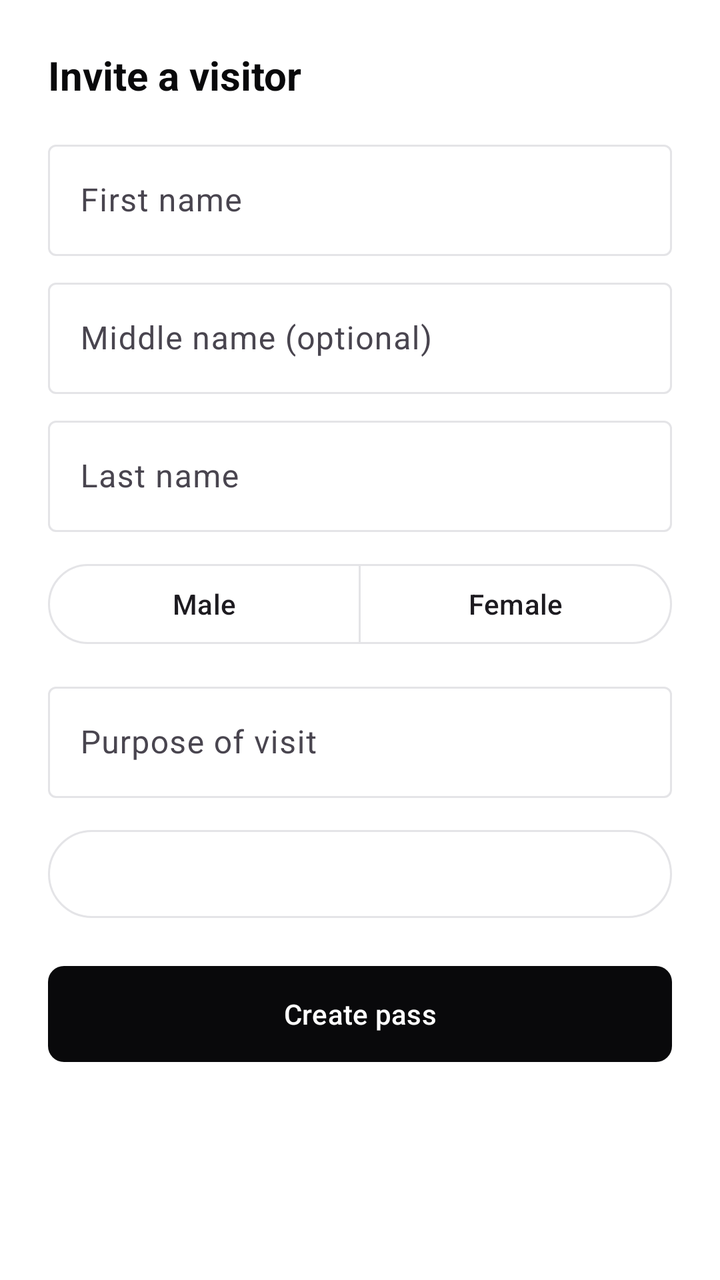
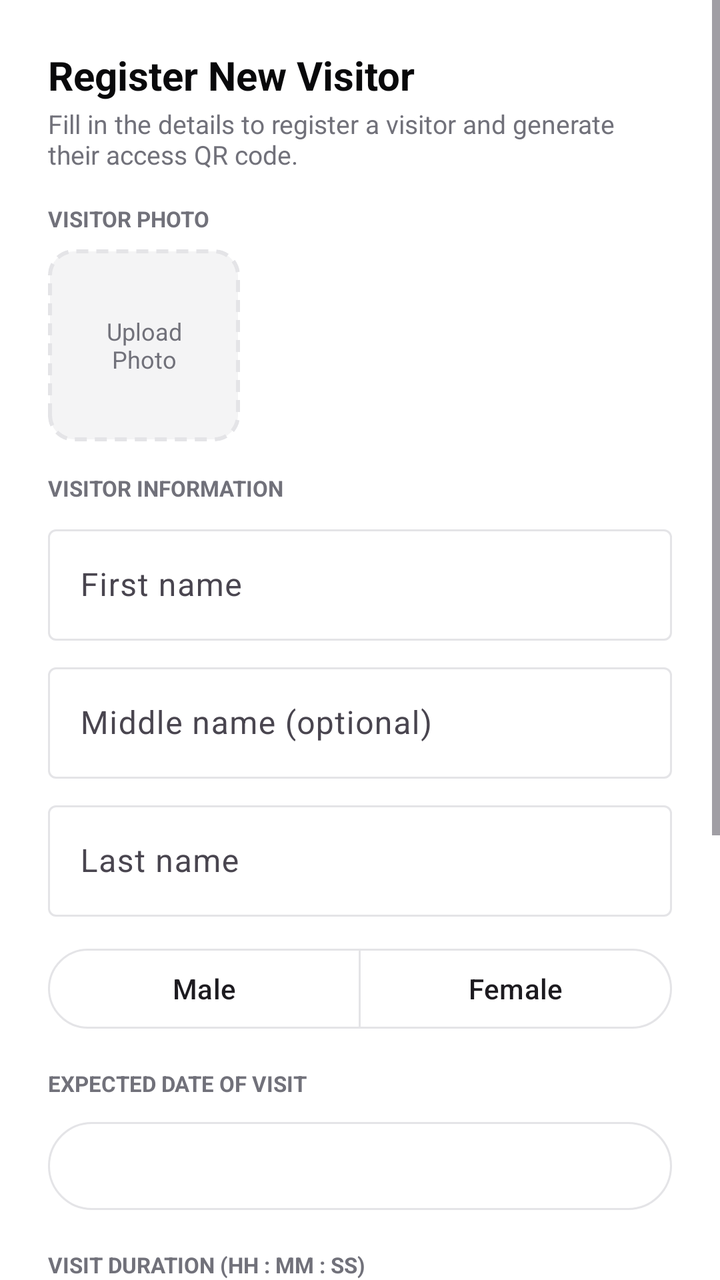

Two renders of the same Android screen: before a commit and after it. Below are the layout's source before the change and the commit's diff.
<!-- AndroidManifest.xml: application theme Theme.Dormitory -->
<!-- res/layout/sheet_visitor.xml -->
<?xml version="1.0" encoding="utf-8"?>
<LinearLayout xmlns:android="http://schemas.android.com/apk/res/android"
    xmlns:app="http://schemas.android.com/apk/res-auto"
    android:layout_width="match_parent"
    android:layout_height="wrap_content"
    android:orientation="vertical"
    android:padding="24dp">

    <TextView
        android:layout_width="wrap_content"
        android:layout_height="wrap_content"
        android:text="Invite a visitor"
        android:textColor="@color/ink"
        android:textSize="20sp"
        android:textStyle="bold" />

    <com.google.android.material.textfield.TextInputLayout
        style="@style/Widget.Material3.TextInputLayout.OutlinedBox"
        android:layout_width="match_parent"
        android:layout_height="wrap_content"
        android:layout_marginTop="16dp"
        android:hint="First name">

        <com.google.android.material.textfield.TextInputEditText
            android:id="@+id/firstName"
            android:layout_width="match_parent"
            android:layout_height="wrap_content"
            android:inputType="textPersonName|textCapWords" />
    </com.google.android.material.textfield.TextInputLayout>

    <com.google.android.material.textfield.TextInputLayout
        style="@style/Widget.Material3.TextInputLayout.OutlinedBox"
        android:layout_width="match_parent"
        android:layout_height="wrap_content"
        android:layout_marginTop="8dp"
        android:hint="Middle name (optional)">

        <com.google.android.material.textfield.TextInputEditText
            android:id="@+id/middleName"
            android:layout_width="match_parent"
            android:layout_height="wrap_content"
            android:inputType="textPersonName|textCapWords" />
    </com.google.android.material.textfield.TextInputLayout>

    <com.google.android.material.textfield.TextInputLayout
        style="@style/Widget.Material3.TextInputLayout.OutlinedBox"
        android:layout_width="match_parent"
        android:layout_height="wrap_content"
        android:layout_marginTop="8dp"
        android:hint="Last name">

        <com.google.android.material.textfield.TextInputEditText
            android:id="@+id/lastName"
            android:layout_width="match_parent"
            android:layout_height="wrap_content"
            android:inputType="textPersonName|textCapWords" />
    </com.google.android.material.textfield.TextInputLayout>

    <com.google.android.material.button.MaterialButtonToggleGroup
        android:id="@+id/gender"
        android:layout_width="match_parent"
        android:layout_height="wrap_content"
        android:layout_marginTop="12dp"
        app:selectionRequired="true"
        app:singleSelection="true">

        <com.google.android.material.button.MaterialButton
            android:id="@+id/male"
            style="?attr/materialButtonOutlinedStyle"
            android:layout_width="0dp"
            android:layout_height="wrap_content"
            android:layout_weight="1"
            android:text="Male" />

        <com.google.android.material.button.MaterialButton
            android:id="@+id/female"
            style="?attr/materialButtonOutlinedStyle"
            android:layout_width="0dp"
            android:layout_height="wrap_content"
            android:layout_weight="1"
            android:text="Female" />
    </com.google.android.material.button.MaterialButtonToggleGroup>

    <com.google.android.material.textfield.TextInputLayout
        style="@style/Widget.Material3.TextInputLayout.OutlinedBox"
        android:layout_width="match_parent"
        android:layout_height="wrap_content"
        android:layout_marginTop="12dp"
        android:hint="Purpose of visit">

        <com.google.android.material.textfield.TextInputEditText
            android:id="@+id/purpose"
            android:layout_width="match_parent"
            android:layout_height="wrap_content"
            android:inputType="textCapSentences" />
    </com.google.android.material.textfield.TextInputLayout>

    <com.google.android.material.button.MaterialButton
        android:id="@+id/whenBtn"
        style="?attr/materialButtonOutlinedStyle"
        android:layout_width="match_parent"
        android:layout_height="52dp"
        android:layout_marginTop="12dp" />

    <com.google.android.material.button.MaterialButton
        android:id="@+id/submit"
        android:layout_width="match_parent"
        android:layout_height="56dp"
        android:layout_marginTop="16dp"
        android:text="Create pass"
        app:cornerRadius="8dp" />
</LinearLayout>
<!-- resources referenced by this layout -->
<resources>
  <color name="ink">#09090B</color>
  <style name="Theme.Dormitory" parent="Base.Theme.Dormitory" />
  <style name="Base.Theme.Dormitory" parent="Theme.Material3.Light.NoActionBar">
          <item name="colorPrimary">@color/primary</item>
          <item name="colorOnPrimary">@color/white</item>
          <item name="colorPrimaryContainer">@color/secondary</item>
          <item name="colorOnPrimaryContainer">@color/ink</item>
          <item name="colorSurface">@color/white</item>
          <item name="colorOutline">@color/border</item>
          <item name="android:windowBackground">@color/white</item>
          <item name="android:statusBarColor">@android:color/transparent</item>
          <item name="android:navigationBarColor">@color/white</item>
          <item name="android:windowLightStatusBar">true</item>
          <item name="android:windowLightNavigationBar">true</item>
          <item name="materialCardViewStyle">@style/Card</item>
          <item name="android:windowSplashScreenBackground">@color/white</item>
          <item name="android:windowSplashScreenAnimatedIcon">@drawable/ic_splash_blank</item>
          <item name="android:windowSplashScreenAnimationDuration">600</item>
      </style>
  <color name="primary">#09090B</color>
  <color name="white">#FFFFFFFF</color>
  <color name="secondary">#F4F4F5</color>
  <color name="border">#E4E4E7</color>
  <style name="Card" parent="Widget.Material3.CardView.Outlined">
          <item name="cardBackgroundColor">@color/white</item>
          <item name="strokeColor">@color/border</item>
          <item name="strokeWidth">1dp</item>
          <item name="cardElevation">0dp</item>
          <item name="cardCornerRadius">12dp</item>
      </style>
  <!-- drawable ic_splash_blank (drawable) -->
  <vector xmlns:android="http://schemas.android.com/apk/res/android" android:width="24dp" android:height="24dp" android:viewportWidth="24" android:viewportHeight="24"><path android:fillColor="#00000000" android:pathData="M0,0h1v1h-1z" /></vector>
</resources>

<!-- the commit's change to res/layout/sheet_visitor.xml (unified diff, before → after) -->
@@ -1,112 +1,264 @@
 <?xml version="1.0" encoding="utf-8"?>
-<LinearLayout xmlns:android="http://schemas.android.com/apk/res/android"
+<ScrollView xmlns:android="http://schemas.android.com/apk/res/android"
     xmlns:app="http://schemas.android.com/apk/res-auto"
     android:layout_width="match_parent"
-    android:layout_height="wrap_content"
-    android:orientation="vertical"
-    android:padding="24dp">
-
-    <TextView
-        android:layout_width="wrap_content"
-        android:layout_height="wrap_content"
-        android:text="Invite a visitor"
-        android:textColor="@color/ink"
-        android:textSize="20sp"
-        android:textStyle="bold" />
-
-    <com.google.android.material.textfield.TextInputLayout
-        style="@style/Widget.Material3.TextInputLayout.OutlinedBox"
+    android:layout_height="wrap_content">
+
+    <LinearLayout
         android:layout_width="match_parent"
         android:layout_height="wrap_content"
-        android:layout_marginTop="16dp"
-        android:hint="First name">
-
-        <com.google.android.material.textfield.TextInputEditText
-            android:id="@+id/firstName"
-            android:layout_width="match_parent"
-            android:layout_height="wrap_content"
-            android:inputType="textPersonName|textCapWords" />
-    </com.google.android.material.textfield.TextInputLayout>
-
-    <com.google.android.material.textfield.TextInputLayout
-        style="@style/Widget.Material3.TextInputLayout.OutlinedBox"
-        android:layout_width="match_parent"
-        android:layout_height="wrap_content"
-        android:layout_marginTop="8dp"
-        android:hint="Middle name (optional)">
-
-        <com.google.android.material.textfield.TextInputEditText
-            android:id="@+id/middleName"
-            android:layout_width="match_parent"
-            android:layout_height="wrap_content"
-            android:inputType="textPersonName|textCapWords" />
-    </com.google.android.material.textfield.TextInputLayout>
-
-    <com.google.android.material.textfield.TextInputLayout
-        style="@style/Widget.Material3.TextInputLayout.OutlinedBox"
-        android:layout_width="match_parent"
-        android:layout_height="wrap_content"
-        android:layout_marginTop="8dp"
-        android:hint="Last name">
-
-        <com.google.android.material.textfield.TextInputEditText
-            android:id="@+id/lastName"
-            android:layout_width="match_parent"
-            android:layout_height="wrap_content"
-            android:inputType="textPersonName|textCapWords" />
-    </com.google.android.material.textfield.TextInputLayout>
-
-    <com.google.android.material.button.MaterialButtonToggleGroup
-        android:id="@+id/gender"
-        android:layout_width="match_parent"
-        android:layout_height="wrap_content"
-        android:layout_marginTop="12dp"
-        app:selectionRequired="true"
-        app:singleSelection="true">
+        android:orientation="vertical"
+        android:padding="24dp">
+
+        <TextView
+            android:layout_width="wrap_content"
+            android:layout_height="wrap_content"
+            android:text="Register New Visitor"
+            android:textColor="@color/ink"
+            android:textSize="20sp"
+            android:textStyle="bold" />
+
+        <TextView
+            android:layout_width="wrap_content"
+            android:layout_height="wrap_content"
+            android:layout_marginTop="2dp"
+            android:text="Fill in the details to register a visitor and generate their access QR code."
+            android:textColor="@color/muted"
+            android:textSize="13sp" />
+
+        <TextView
+            android:layout_width="wrap_content"
+            android:layout_height="wrap_content"
+            android:layout_marginTop="16dp"
+            android:text="VISITOR PHOTO"
+            android:textColor="@color/muted"
+            android:textSize="11sp"
+            android:textStyle="bold" />
+
+        <FrameLayout
+            android:id="@+id/photoBox"
+            android:layout_width="96dp"
+            android:layout_height="96dp"
+            android:layout_marginTop="8dp">
+
+            <ImageView
+                android:id="@+id/photoPreview"
+                android:layout_width="match_parent"
+                android:layout_height="match_parent"
+                android:background="@drawable/bg_photo_upload"
+                android:clipToOutline="true"
+                android:contentDescription="Visitor photo"
+                android:scaleType="centerCrop" />
+
+            <TextView
+                android:id="@+id/photoHint"
+                android:layout_width="match_parent"
+                android:layout_height="match_parent"
+                android:gravity="center"
+                android:text="Upload&#10;Photo"
+                android:textColor="@color/muted"
+                android:textSize="12sp" />
+
+            <ProgressBar
+                android:id="@+id/photoProgress"
+                android:layout_width="28dp"
+                android:layout_height="28dp"
+                android:layout_gravity="center"
+                android:visibility="gone" />
+        </FrameLayout>
+
+        <TextView
+            android:layout_width="wrap_content"
+            android:layout_height="wrap_content"
+            android:layout_marginTop="16dp"
+            android:text="VISITOR INFORMATION"
+            android:textColor="@color/muted"
+            android:textSize="11sp"
+            android:textStyle="bold" />
+
+        <com.google.android.material.textfield.TextInputLayout
+            style="@style/Widget.Material3.TextInputLayout.OutlinedBox"
+            android:layout_width="match_parent"
+            android:layout_height="wrap_content"
+            android:layout_marginTop="8dp"
+            android:hint="First name">
+
+            <com.google.android.material.textfield.TextInputEditText
+                android:id="@+id/firstName"
+                android:layout_width="match_parent"
+                android:layout_height="wrap_content"
+                android:inputType="textPersonName|textCapWords" />
+        </com.google.android.material.textfield.TextInputLayout>
+
+        <com.google.android.material.textfield.TextInputLayout
+            style="@style/Widget.Material3.TextInputLayout.OutlinedBox"
+            android:layout_width="match_parent"
+            android:layout_height="wrap_content"
+            android:layout_marginTop="8dp"
+            android:hint="Middle name (optional)">
+
+            <com.google.android.material.textfield.TextInputEditText
+                android:id="@+id/middleName"
+                android:layout_width="match_parent"
+                android:layout_height="wrap_content"
+                android:inputType="textPersonName|textCapWords" />
+        </com.google.android.material.textfield.TextInputLayout>
+
+        <com.google.android.material.textfield.TextInputLayout
+            style="@style/Widget.Material3.TextInputLayout.OutlinedBox"
+            android:layout_width="match_parent"
+            android:layout_height="wrap_content"
+            android:layout_marginTop="8dp"
+            android:hint="Last name">
+
+            <com.google.android.material.textfield.TextInputEditText
+                android:id="@+id/lastName"
+                android:layout_width="match_parent"
+                android:layout_height="wrap_content"
+                android:inputType="textPersonName|textCapWords" />
+        </com.google.android.material.textfield.TextInputLayout>
+
+        <com.google.android.material.button.MaterialButtonToggleGroup
+            android:id="@+id/gender"
+            android:layout_width="match_parent"
+            android:layout_height="wrap_content"
+            android:layout_marginTop="12dp"
+            app:selectionRequired="true"
+            app:singleSelection="true">
+
+            <com.google.android.material.button.MaterialButton
+                android:id="@+id/male"
+                style="?attr/materialButtonOutlinedStyle"
+                android:layout_width="0dp"
+                android:layout_height="wrap_content"
+                android:layout_weight="1"
+                android:text="Male" />
+
+            <com.google.android.material.button.MaterialButton
+                android:id="@+id/female"
+                style="?attr/materialButtonOutlinedStyle"
+                android:layout_width="0dp"
+                android:layout_height="wrap_content"
+                android:layout_weight="1"
+                android:text="Female" />
+        </com.google.android.material.button.MaterialButtonToggleGroup>
+
+        <TextView
+            android:layout_width="wrap_content"
+            android:layout_height="wrap_content"
+            android:layout_marginTop="16dp"
+            android:text="EXPECTED DATE OF VISIT"
+            android:textColor="@color/muted"
+            android:textSize="11sp"
+            android:textStyle="bold" />
 
         <com.google.android.material.button.MaterialButton
-            android:id="@+id/male"
+            android:id="@+id/whenBtn"
             style="?attr/materialButtonOutlinedStyle"
-            android:layout_width="0dp"
-            android:layout_height="wrap_content"
-            android:layout_weight="1"
-            android:text="Male" />
+            android:layout_width="match_parent"
+            android:layout_height="52dp"
+            android:layout_marginTop="8dp" />
+
+        <TextView
+            android:layout_width="wrap_content"
+            android:layout_height="wrap_content"
+            android:layout_marginTop="16dp"
+            android:text="VISIT DURATION (HH : MM : SS)"
+            android:textColor="@color/muted"
+            android:textSize="11sp"
+            android:textStyle="bold" />
+
+        <LinearLayout
+            android:layout_width="match_parent"
+            android:layout_height="wrap_content"
+            android:layout_marginTop="8dp"
+            android:orientation="horizontal">
+
+            <com.google.android.material.textfield.TextInputLayout
+                style="@style/Widget.Material3.TextInputLayout.OutlinedBox"
+                android:layout_width="0dp"
+                android:layout_height="wrap_content"
+                android:layout_marginEnd="8dp"
+                android:layout_weight="1"
+                android:hint="Hours">
+
+                <com.google.android.material.textfield.TextInputEditText
+                    android:id="@+id/durH"
+                    android:layout_width="match_parent"
+                    android:layout_height="wrap_content"
+                    android:gravity="center"
+                    android:inputType="number"
+                    android:maxLength="2"
+                    android:text="1" />
+            </com.google.android.material.textfield.TextInputLayout>
+
+            <com.google.android.material.textfield.TextInputLayout
+                style="@style/Widget.Material3.TextInputLayout.OutlinedBox"
+                android:layout_width="0dp"
+                android:layout_height="wrap_content"
+                android:layout_marginEnd="8dp"
+                android:layout_weight="1"
+                android:hint="Minutes">
+
+                <com.google.android.material.textfield.TextInputEditText
+                    android:id="@+id/durM"
+                    android:layout_width="match_parent"
+                    android:layout_height="wrap_content"
+                    android:gravity="center"
+                    android:inputType="number"
+                    android:maxLength="2"
+                    android:text="0" />
+            </com.google.android.material.textfield.TextInputLayout>
+
+            <com.google.android.material.textfield.TextInputLayout
+                style="@style/Widget.Material3.TextInputLayout.OutlinedBox"
+                android:layout_width="0dp"
+                android:layout_height="wrap_content"
+                android:layout_weight="1"
+                android:hint="Seconds">
+
+                <com.google.android.material.textfield.TextInputEditText
+                    android:id="@+id/durS"
+                    android:layout_width="match_parent"
+                    android:layout_height="wrap_content"
+                    android:gravity="center"
+                    android:inputType="number"
+                    android:maxLength="2"
+                    android:text="0" />
+            </com.google.android.material.textfield.TextInputLayout>
+        </LinearLayout>
+
+        <com.google.android.material.textfield.TextInputLayout
+            style="@style/Widget.Material3.TextInputLayout.OutlinedBox"
+            android:layout_width="match_parent"
+            android:layout_height="wrap_content"
+            android:layout_marginTop="16dp"
+            android:hint="Purpose of visit">
+
+            <com.google.android.material.textfield.TextInputEditText
+                android:id="@+id/purpose"
+                android:layout_width="match_parent"
+                android:layout_height="wrap_content"
+                android:inputType="textCapSentences|textMultiLine"
+                android:minLines="2" />
+        </com.google.android.material.textfield.TextInputLayout>
+
+        <TextView
+            android:layout_width="match_parent"
+            android:layout_height="wrap_content"
+            android:layout_marginTop="12dp"
+            android:background="@drawable/bg_panel"
+            android:padding="12dp"
+            android:text="Registered visitors get a QR code valid for 24 hours from registration. Residents are responsible for their visitors conduct within the premises."
+            android:textColor="@color/muted"
+            android:textSize="12sp" />
 
         <com.google.android.material.button.MaterialButton
-            android:id="@+id/female"
-            style="?attr/materialButtonOutlinedStyle"
-            android:layout_width="0dp"
-            android:layout_height="wrap_content"
-            android:layout_weight="1"
-            android:text="Female" />
-    </com.google.android.material.button.MaterialButtonToggleGroup>
-
-    <com.google.android.material.textfield.TextInputLayout
-        style="@style/Widget.Material3.TextInputLayout.OutlinedBox"
-        android:layout_width="match_parent"
-        android:layout_height="wrap_content"
-        android:layout_marginTop="12dp"
-        android:hint="Purpose of visit">
-
-        <com.google.android.material.textfield.TextInputEditText
-            android:id="@+id/purpose"
-            android:layout_width="match_parent"
-            android:layout_height="wrap_content"
-            android:inputType="textCapSentences" />
-    </com.google.android.material.textfield.TextInputLayout>
-
-    <com.google.android.material.button.MaterialButton
-        android:id="@+id/whenBtn"
-        style="?attr/materialButtonOutlinedStyle"
-        android:layout_width="match_parent"
-        android:layout_height="52dp"
-        android:layout_marginTop="12dp" />
-
-    <com.google.android.material.button.MaterialButton
-        android:id="@+id/submit"
-        android:layout_width="match_parent"
-        android:layout_height="56dp"
-        android:layout_marginTop="16dp"
-        android:text="Create pass"
-        app:cornerRadius="8dp" />
-</LinearLayout>
+            android:id="@+id/submit"
+            android:layout_width="match_parent"
+            android:layout_height="56dp"
+            android:layout_marginTop="16dp"
+            android:text="Register Visitor"
+            app:cornerRadius="8dp" />
+    </LinearLayout>
+</ScrollView>
<!-- resource entries referenced after the edit -->
@@ -1,6 +1,21 @@
 <!-- resources referenced by this layout -->
 <resources>
   <color name="ink">#09090B</color>
+  <color name="muted">#71717A</color>
+  <!-- drawable bg_panel (drawable) -->
+  <?xml version="1.0" encoding="utf-8"?>
+  <shape xmlns:android="http://schemas.android.com/apk/res/android" android:shape="rectangle">
+      <solid android:color="@color/secondary" />
+      <stroke android:width="1dp" android:color="@color/border" />
+      <corners android:radius="8dp" />
+  </shape>
+  <!-- drawable bg_photo_upload (drawable) -->
+  <?xml version="1.0" encoding="utf-8"?>
+  <shape xmlns:android="http://schemas.android.com/apk/res/android" android:shape="rectangle">
+      <solid android:color="@color/secondary" />
+      <stroke android:width="2dp" android:color="@color/border" android:dashWidth="6dp" android:dashGap="4dp" />
+      <corners android:radius="12dp" />
+  </shape>
   <style name="Theme.Dormitory" parent="Base.Theme.Dormitory" />
   <style name="Base.Theme.Dormitory" parent="Theme.Material3.Light.NoActionBar">
           <item name="colorPrimary">@color/primary</item>
